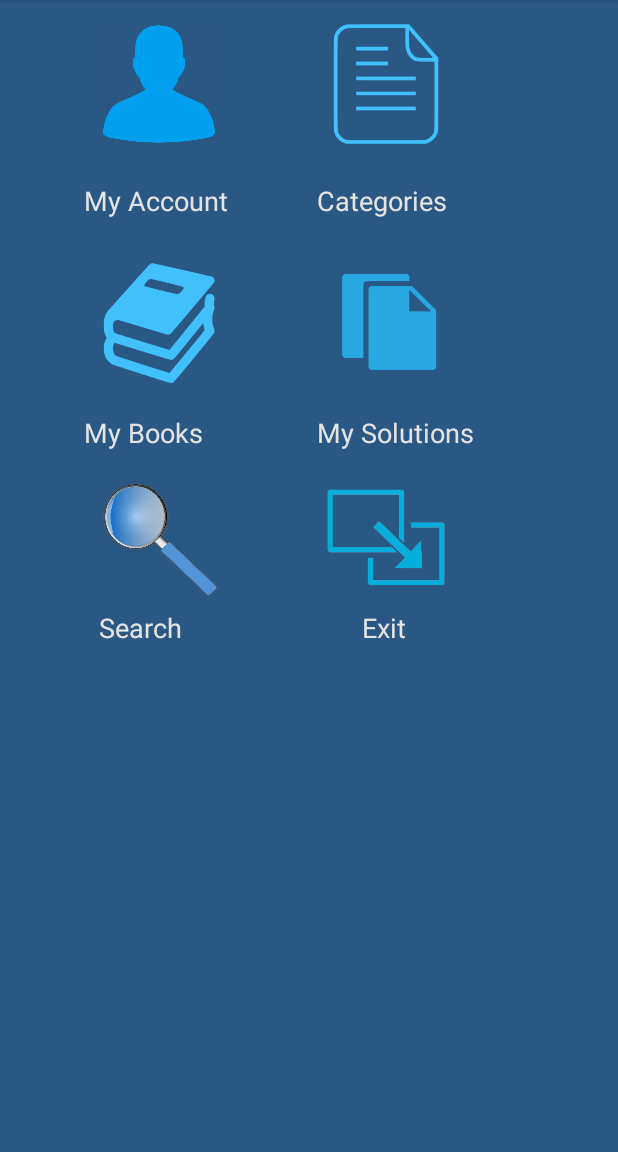
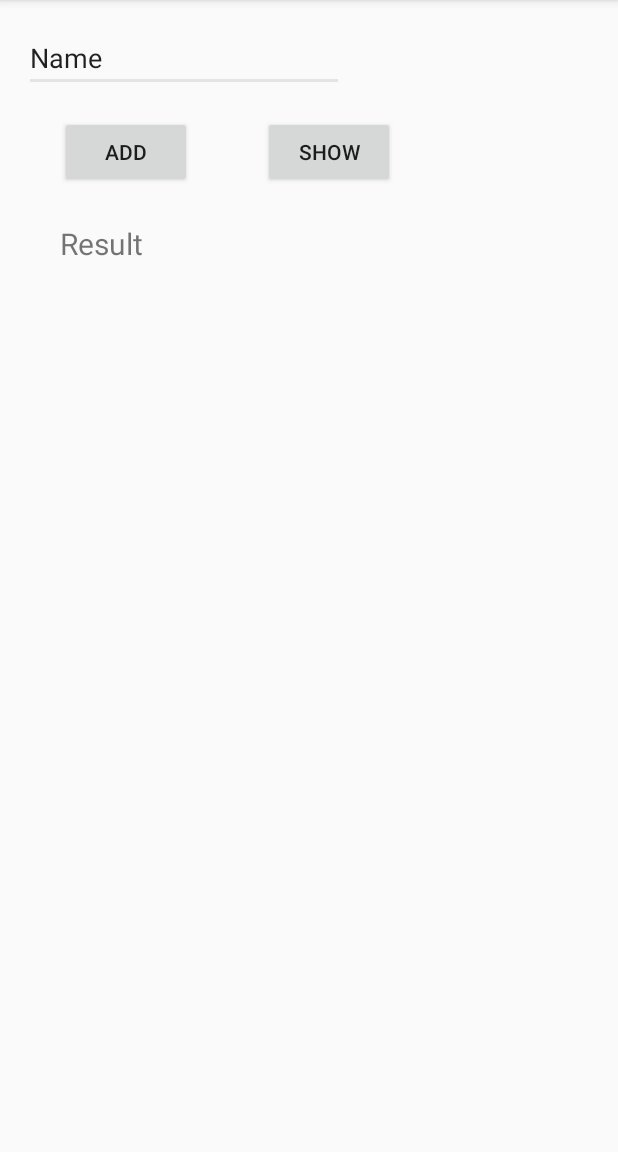
Before and after one commit to BMukhtar/Solutions_Book, an Android app: the MainPage screen opened directly, with no data from a screen before it, after a tap on an icon or button, on a phone screen of 412 x 824 dp, the part 84-1236 px from its top. Run offline under Robolectric (Android 15) with nearby library versions, the phone set to English and light mode, and no system bars; libraries missing offline, so code that uses them is left out: junit.framework.

Commit message:
categories modified with server database you can add them

```diff
--- a/app/src/main/AndroidManifest.xml
+++ b/app/src/main/AndroidManifest.xml
@@ -1,6 +1,7 @@
 <?xml version="1.0" encoding="utf-8"?>
 <manifest xmlns:android="http://schemas.android.com/apk/res/android"
     package="mukhtar.exapple.com.solutions_book">
+    <uses-permission android:name="android.permission.INTERNET"></uses-permission>
 
     <application
         android:allowBackup="true"
@@ -19,6 +20,7 @@
         <activity android:name=".RegistrationPage" />
         <activity android:name=".MyAccount" />
         <activity android:name=".forCategories.Categories" />
+        <activity android:name=".TestActivity"></activity>
     </application>
 
 </manifest>
--- a/app/src/main/java/mukhtar/exapple/com/solutions_book/MainPage.java
+++ b/app/src/main/java/mukhtar/exapple/com/solutions_book/MainPage.java
@@ -6,6 +6,8 @@ import android.support.v7.app.AppCompatActivity;
 import android.os.Bundle;
 import android.view.View;
 import android.widget.ImageView;
+
+import junit.framework.Test;
 
 import mukhtar.exapple.com.solutions_book.forCategories.Categories;
 
@@ -52,6 +54,11 @@ public class MainPage extends AppCompatActivity {
                     startActivity(cats);
 
                     break;
+                case R.id.search_image:
+                    Intent test = new Intent(getBaseContext(),TestActivity.class);
+                    startActivity(test);
+
+                    break;
             }
         }
     };
--- /dev/null
+++ b/app/src/main/java/mukhtar/exapple/com/solutions_book/TestActivity.java
@@ -0,0 +1,86 @@
+package mukhtar.exapple.com.solutions_book;
+
+import android.support.v7.app.AppCompatActivity;
+import android.os.Bundle;
+import android.util.Log;
+import android.view.View;
+import android.widget.Button;
+import android.widget.EditText;
+import android.widget.TextView;
+
+import org.json.JSONArray;
+import org.json.JSONObject;
+
+import java.util.concurrent.ExecutionException;
+
+public class TestActivity extends AppCompatActivity implements View.OnClickListener{
+    Button add;
+    Button show;
+    TextView result;
+    EditText ed;
+    JSONObject res;
+
+    @Override
+    protected void onCreate(Bundle savedInstanceState) {
+        super.onCreate(savedInstanceState);
+        setContentView(R.layout.activity_test);
+        add = (Button) findViewById(R.id.add_cat);
+        show =(Button) findViewById(R.id.show_cat);
+        add.setOnClickListener(this);
+        show.setOnClickListener(this);
+        ed = (EditText) findViewById(R.id.editText);
+        result = (TextView) findViewById(R.id.result_of_query);
+
+
+    }
+
+    @Override
+    public void onClick(View view) {
+        switch (view.getId()){
+            case R.id.add_cat:
+                String catName = ed.getText().toString();
+                int id = Integer.parseInt(catName.split(" ")[1]);
+                Log.d("mylogs",id+"");
+                String url = "https://arcane-peak-68343.herokuapp.com/for_query.php";
+                String query = "INSERT INTO categories VALUES (DEFAULT,'"+catName+"',"+id+",'Math');";
+                String method = "POST";
+                DatabaseInteraction add = new DatabaseInteraction(this);
+                add.execute(url,method,query);
+                try {
+                    res = add.get();
+                    result.setText("success res"+res.getInt("success"));
+                } catch (InterruptedException e) {
+                    e.printStackTrace();
+                } catch (Exception e) {
+                    e.printStackTrace();
+                }
+
+                break;
+            case R.id.show_cat:
+                String url1 = "https://arcane-peak-68343.herokuapp.com/for_result.php";
+                String query1 = "SELECT * FROM categories;";
+                String method1 = "POST";
+                DatabaseInteraction add1 = new DatabaseInteraction(this);
+                add1.execute(url1,method1,query1);
+                try {
+                    res = add1.get();
+                    JSONArray args = res.getJSONArray("products");
+                    int o = res.getInt("success");
+                    String text = "";
+                    for(int i = 0; i<args.length();i++){
+                        text+=((JSONArray)args.get(i)).getString(0);
+                        text+=((JSONArray)args.get(i)).getString(1);
+                        text+=((JSONArray)args.get(i)).getString(2);
+                        text+=((JSONArray)args.get(i)).getString(3)+"\n";
+                    }
+                    Log.d("mylogs",res.toString()+o);
+                    result.setText(text);
+                } catch (InterruptedException e) {
+                    e.printStackTrace();
+                } catch (Exception e) {
+                    e.printStackTrace();
+                }
+                break;
+        }
+    }
+}
--- a/app/src/main/java/mukhtar/exapple/com/solutions_book/forCategories/Categories.java
+++ b/app/src/main/java/mukhtar/exapple/com/solutions_book/forCategories/Categories.java
@@ -15,6 +15,7 @@ public class Categories extends AppCompatActivity {
 
         ExpandableListView lv = (ExpandableListView) findViewById(R.id.elv_for_categories);
         SimpleExpandableListAdapter adapter = (new AdapterHelper(this)).getAdapter();
+        if(adapter!=null)
         lv.setAdapter(adapter);
 
     }
--- /dev/null
+++ b/app/src/main/res/layout/activity_test.xml
@@ -0,0 +1,55 @@
+<?xml version="1.0" encoding="utf-8"?>
+<RelativeLayout xmlns:android="http://schemas.android.com/apk/res/android"
+    xmlns:tools="http://schemas.android.com/tools"
+    android:id="@+id/activity_test"
+    android:layout_width="match_parent"
+    android:layout_height="match_parent"
+    android:paddingBottom="@dimen/activity_vertical_margin"
+    android:paddingLeft="@dimen/activity_horizontal_margin"
+    android:paddingRight="@dimen/activity_horizontal_margin"
+    android:paddingTop="@dimen/activity_vertical_margin"
+    tools:context="mukhtar.exapple.com.solutions_book.TestActivity">
+
+    <Button
+        android:text="show"
+        android:layout_width="wrap_content"
+        android:layout_height="wrap_content"
+        android:layout_alignTop="@+id/add_cat"
+        android:layout_toRightOf="@+id/add_cat"
+        android:layout_toEndOf="@+id/add_cat"
+        android:layout_marginLeft="47dp"
+        android:layout_marginStart="47dp"
+        android:id="@+id/show_cat" />
+
+    <EditText
+        android:layout_width="wrap_content"
+        android:layout_height="wrap_content"
+        android:inputType="textPersonName"
+        android:text="Name"
+        android:ems="10"
+        android:id="@+id/editText" />
+
+    <Button
+        android:text="add"
+        android:layout_width="wrap_content"
+        android:layout_height="wrap_content"
+        android:id="@+id/add_cat"
+        android:layout_marginLeft="24dp"
+        android:layout_marginStart="24dp"
+        android:layout_marginTop="16dp"
+        android:layout_below="@+id/editText"
+        android:layout_alignParentLeft="true"
+        android:layout_alignParentStart="true" />
+
+    <TextView
+        android:text="Result"
+        android:textSize="20dp"
+        android:layout_width="wrap_content"
+        android:layout_height="wrap_content"
+        android:id="@+id/result_of_query"
+        android:layout_below="@+id/add_cat"
+        android:layout_alignLeft="@+id/add_cat"
+        android:layout_alignStart="@+id/add_cat"
+        android:layout_marginTop="23dp" />
+
+</RelativeLayout>
```
Also changed, not shown: app/src/main/java/mukhtar/exapple/com/solutions_book/DatabaseInteraction.java (added, +51 -0 lines), app/src/main/java/mukhtar/exapple/com/solutions_book/JSONParser.java (added, +66 -0 lines), app/src/main/java/mukhtar/exapple/com/solutions_book/forCategories/AdapterHelper.java (+67 -29 lines).
